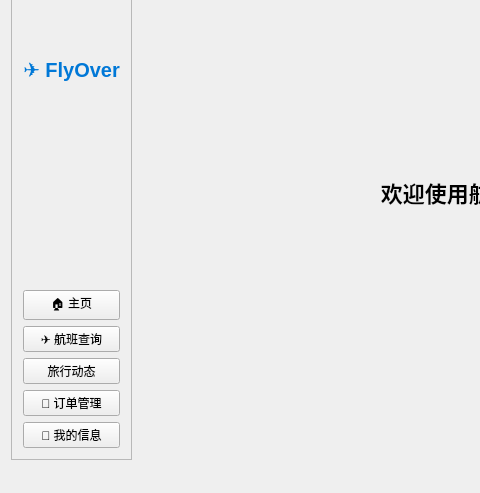
Above: mainwindow.ui from sheldonshi115/Flight_Tickets_System-FlyOver- before the change; both pictures show x 0 to 480 and y 207 to 700 of the 1000 by 700 pixel window. Below: the same form after it.
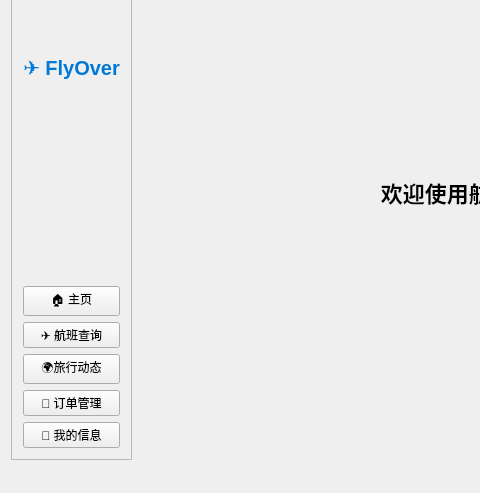
That is the form after the change.

Commit message: 增加了“旅行动态”功能模块和“航班管理”的增删按钮，实现了窗口统一化

Patch:
```diff
--- a/mainwindow.ui
+++ b/mainwindow.ui
@@ -51,7 +51,7 @@
        <item>
         <widget class="QPushButton" name="travelbutton">
          <property name="text">
-          <string>旅行动态</string>
+          <string>🌍旅行动态</string>
          </property>
         </widget>
        </item>
```
Left out of the diff: 4 changed lines with no effect on the pictures. The commit also changes 14 other files.
